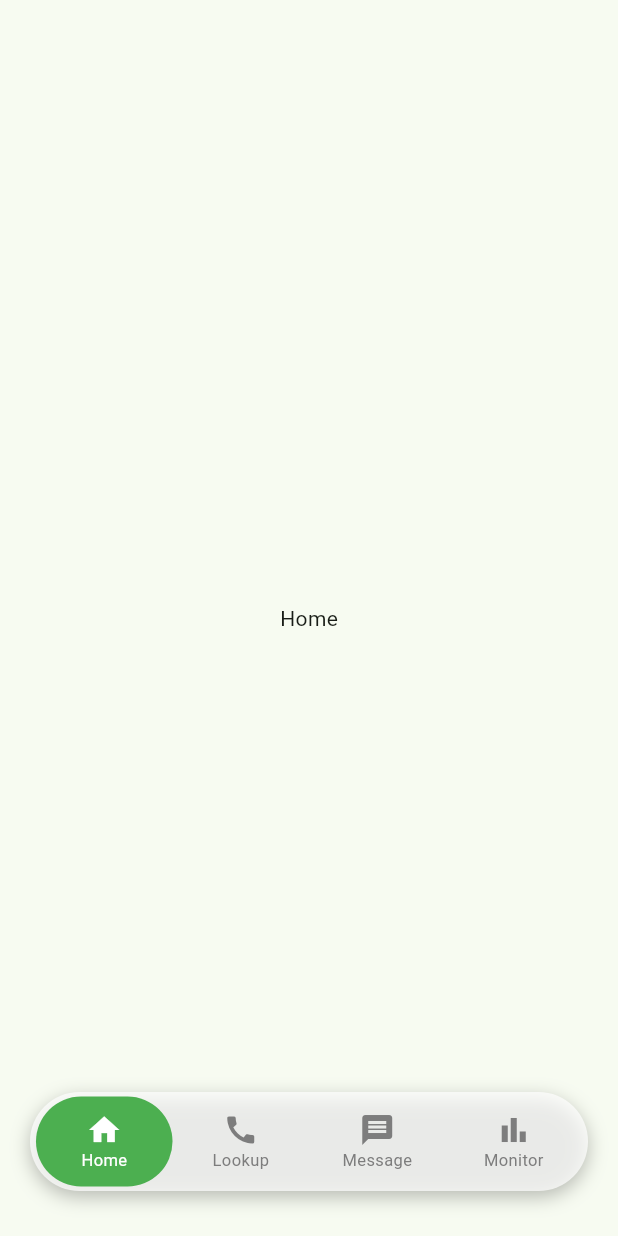
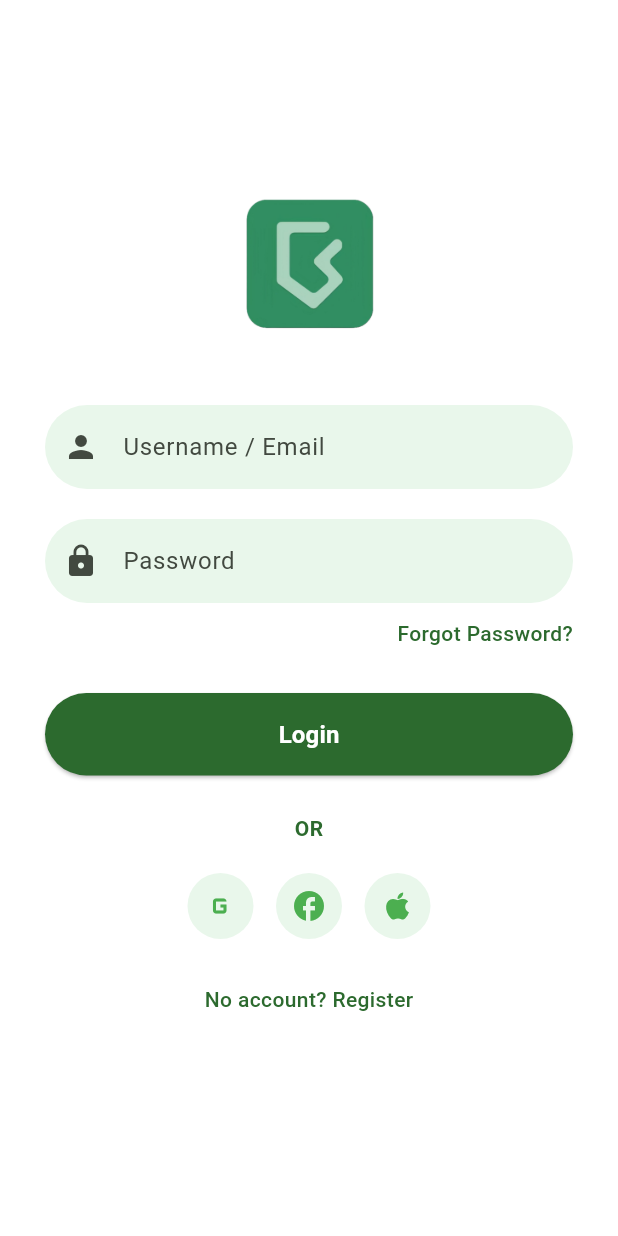
Before and after one commit to Wilsomwong2004/ScamTap, a Flutter app: the screen it shows after launch, on a phone screen of 412 x 824 dp. Run offline on Flutter 3.47's test engine with Material 3 defaults, Android fonts, the phone set to English and light mode, and no system bars; our stand-ins replace firebase_core, fl_chart; accounts and stored records are empty.

Commit message:
Completed login, regiter and settings UI

```diff
--- a/lib/main.dart
+++ b/lib/main.dart
@@ -1,4 +1,5 @@
 import 'package:flutter/material.dart';
+import 'package:scam_tap/pages/login_page.dart';
 import 'widgets/navibar.dart';
 
 void main() {
@@ -30,9 +31,9 @@ class MyApp extends StatelessWidget {
         //
         // This works for code too, not just values: Most code changes can be
         // tested with just a hot reload.
-        colorScheme: .fromSeed(seedColor: Colors.green),
+        colorScheme: ColorScheme.fromSeed(seedColor: Colors.green),
       ),
-      home: const Navibar(),
+      home: const LoginPage(),
     );
   }
 }
@@ -73,11 +74,11 @@ class _MyHomePageState extends State<MyHomePage> {
   Widget build(BuildContext context) {
     // This method is rerun every time setState is called, for instance as done
     // by the _incrementCounter method above.
- return Scaffold(    //
-    // The Flutter framework has been optimized to make rerunning build methods
-    // fast, so that you can just rebuild anything that needs updating rather
-    // than having to individually change instances of widgets.
-
+    return Scaffold(
+      //
+      // The Flutter framework has been optimized to make rerunning build methods
+      // fast, so that you can just rebuild anything that needs updating rather
+      // than having to individually change instances of widgets.
       appBar: AppBar(
         // TRY THIS: Try changing the color here to a specific color (to
         // Colors.amber, perhaps?) and trigger a hot reload to see the AppBar
@@ -104,7 +105,7 @@ class _MyHomePageState extends State<MyHomePage> {
           // TRY THIS: Invoke "debug painting" (choose the "Toggle Debug Paint"
           // action in the IDE, or press "p" in the console), to see the
           // wireframe for each widget.
-          mainAxisAlignment: .center,
+          mainAxisAlignment: MainAxisAlignment.center,
           children: [
             const Text('You have pushed the button this many times:'),
             Text(
--- /dev/null
+++ b/lib/pages/login_page.dart
@@ -0,0 +1,224 @@
+import 'package:flutter/material.dart';
+import 'register_page.dart';
+import '../widgets/navibar.dart';
+
+class LoginPage extends StatelessWidget {
+  const LoginPage({super.key});
+
+  @override
+  Widget build(BuildContext context) {
+    return Scaffold(
+      body: Container(
+        width: double.infinity,
+        height: double.infinity,
+
+        decoration: const BoxDecoration(
+          color: Colors.white,
+        ),
+
+        child: SingleChildScrollView(
+          padding: const EdgeInsets.symmetric(
+            horizontal: 30,
+            vertical: 80,
+          ),
+
+          child: Column(
+            children: [
+
+              const SizedBox(height: 40),
+
+              // LOGO
+              ClipRRect(
+                borderRadius: BorderRadius.circular(28),
+
+                child: Image.asset(
+                  "assets/images/scamtap_logo.png",
+                  height: 110,
+                  width: 110,
+                  fit: BoxFit.cover,
+                ),
+              ),
+
+              const SizedBox(height: 40),
+
+              // USERNAME
+              TextField(
+                decoration: InputDecoration(
+                  hintText: "Username / Email",
+
+                  filled: true,
+                  fillColor: const Color.fromARGB(
+                    255,
+                    233,
+                    247,
+                    235,
+                  ),
+
+                  prefixIcon: const Icon(Icons.person),
+
+                  border: OutlineInputBorder(
+                    borderRadius: BorderRadius.circular(30),
+                    borderSide: BorderSide.none,
+                  ),
+                ),
+              ),
+
+              const SizedBox(height: 20),
+
+              // PASSWORD
+              TextField(
+                obscureText: true,
+
+                decoration: InputDecoration(
+                  hintText: "Password",
+
+                  filled: true,
+                  fillColor: const Color.fromARGB(
+                    255,
+                    233,
+                    247,
+                    235,
+                  ),
+
+                  prefixIcon: const Icon(Icons.lock),
+
+                  border: OutlineInputBorder(
+                    borderRadius: BorderRadius.circular(30),
+                    borderSide: BorderSide.none,
+                  ),
+                ),
+              ),
+
+              const SizedBox(height: 10),
+
+              const Align(
+                alignment: Alignment.centerRight,
+
+                child: Text(
+                  "Forgot Password?",
+
+                  style: TextStyle(
+                    color: Color.fromARGB(255, 44, 106, 46),
+                    fontWeight: FontWeight.w500,
+                  ),
+                ),
+              ),
+
+              const SizedBox(height: 30),
+
+              // LOGIN BUTTON
+              SizedBox(
+                width: double.infinity,
+                height: 55,
+
+                child: ElevatedButton(
+                  onPressed: () {
+
+                    Navigator.pushReplacement(
+                      context,
+                      MaterialPageRoute(
+                        builder: (context) => const Navibar(),
+                      ),
+                    );
+
+                  },
+
+                  style: ElevatedButton.styleFrom(
+                    backgroundColor:
+                        const Color.fromARGB(255, 44, 106, 46),
+
+                    shape: RoundedRectangleBorder(
+                      borderRadius: BorderRadius.circular(30),
+                    ),
+                  ),
+
+                  child: const Text(
+                    "Login",
+
+                    style: TextStyle(
+                      fontSize: 16,
+                      color: Colors.white,
+                      fontWeight: FontWeight.bold,
+                    ),
+                  ),
+                ),
+              ),
+
+              const SizedBox(height: 25),
+
+              const Text(
+                "OR",
+
+                style: TextStyle(
+                  color: Color.fromARGB(255, 44, 106, 46),
+                  fontWeight: FontWeight.bold,
+                ),
+              ),
+
+              const SizedBox(height: 20),
+
+              // SOCIAL BUTTONS
+              Row(
+                mainAxisAlignment: MainAxisAlignment.center,
+
+                children: [
+                  socialButton(Icons.g_mobiledata),
+
+                  const SizedBox(width: 15),
+
+                  socialButton(Icons.facebook),
+
+                  const SizedBox(width: 15),
+
+                  socialButton(Icons.apple),
+                ],
+              ),
+
+              const SizedBox(height: 30),
+
+              // REGISTER
+              GestureDetector(
+                onTap: () {
+
+                  Navigator.push(
+                    context,
+                    MaterialPageRoute(
+                      builder: (context) => const RegisterPage(),
+                    ),
+                  );
+
+                },
+
+                child: const Text(
+                  "No account? Register",
+
+                  style: TextStyle(
+                    color: Color.fromARGB(255, 44, 106, 46),
+                    fontWeight: FontWeight.w500,
+                  ),
+                ),
+              ),
+            ],
+          ),
+        ),
+      ),
+    );
+  }
+
+  Widget socialButton(IconData icon) {
+    return CircleAvatar(
+      radius: 22,
+      backgroundColor: const Color.fromARGB(
+        255,
+        233,
+        247,
+        235,
+      ),
+
+      child: Icon(
+        icon,
+        color: Colors.green,
+      ),
+    );
+  }
+}
--- a/pubspec.yaml
+++ b/pubspec.yaml
@@ -60,6 +60,9 @@ flutter:
   # the material Icons class.
   uses-material-design: true
 
+  assets:
+    - assets/images/scamtap_logo.png
+
   # To add assets to your application, add an assets section, like this:
   # assets:
   #   - images/a_dot_burr.jpeg
```
Also changed, not shown: lib/pages/register_page.dart (added, +97 -0 lines), lib/widgets/miniprofile.dart (+239 -19 lines), assets/images/scamtap_logo.png (added).
